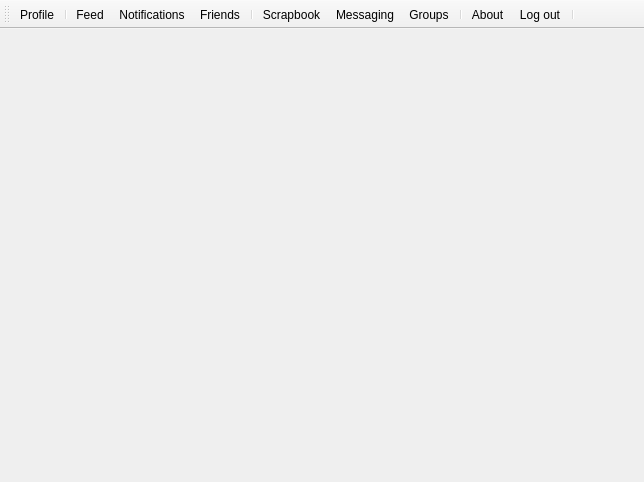
Before: the Qt Designer form gui/mainwindow.ui in Huy-Nguyen-HCI/RocketBook, drawn with Qt 5.
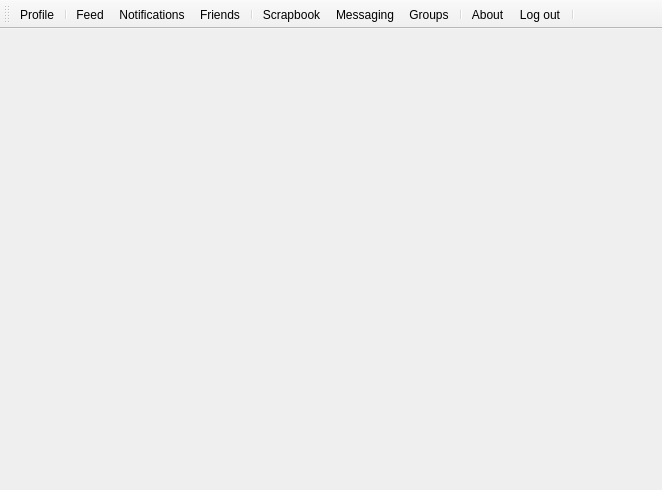
After: the same form once the commit is applied. Icons and pictures are not drawn.

```diff
--- a/gui/mainwindow.ui
+++ b/gui/mainwindow.ui
@@ -6,8 +6,8 @@
    <rect>
     <x>0</x>
     <y>0</y>
-    <width>644</width>
-    <height>482</height>
+    <width>662</width>
+    <height>490</height>
    </rect>
   </property>
   <property name="windowTitle">
```
Left out of the diff: 14 changed lines with no effect on the pictures.
